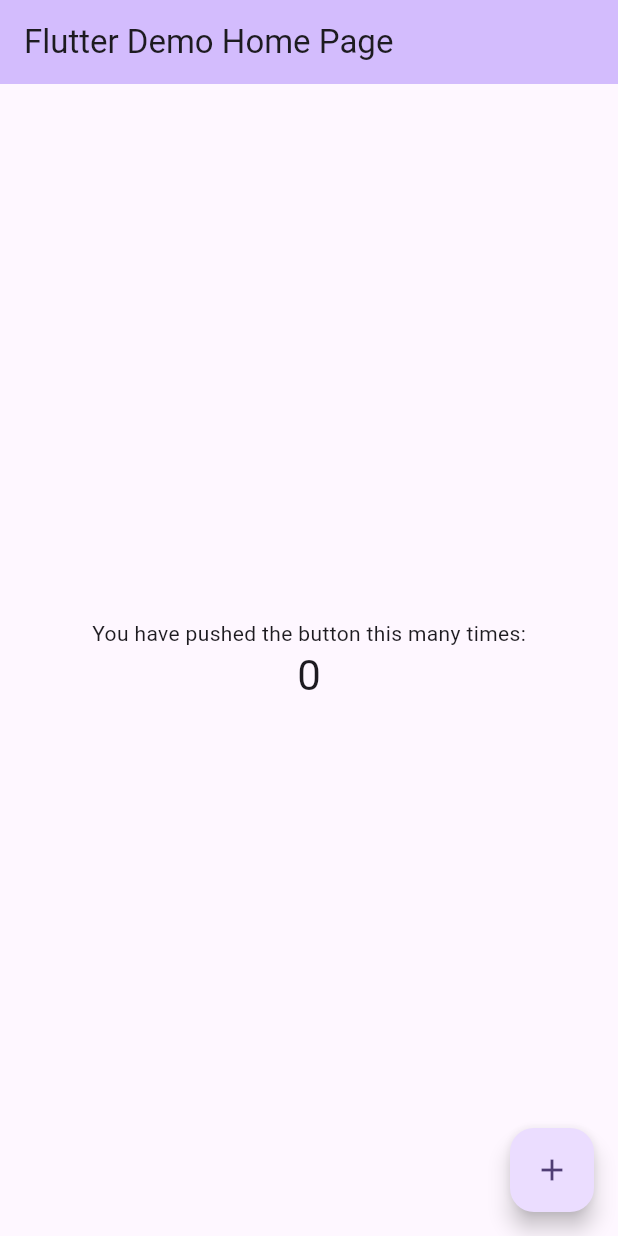
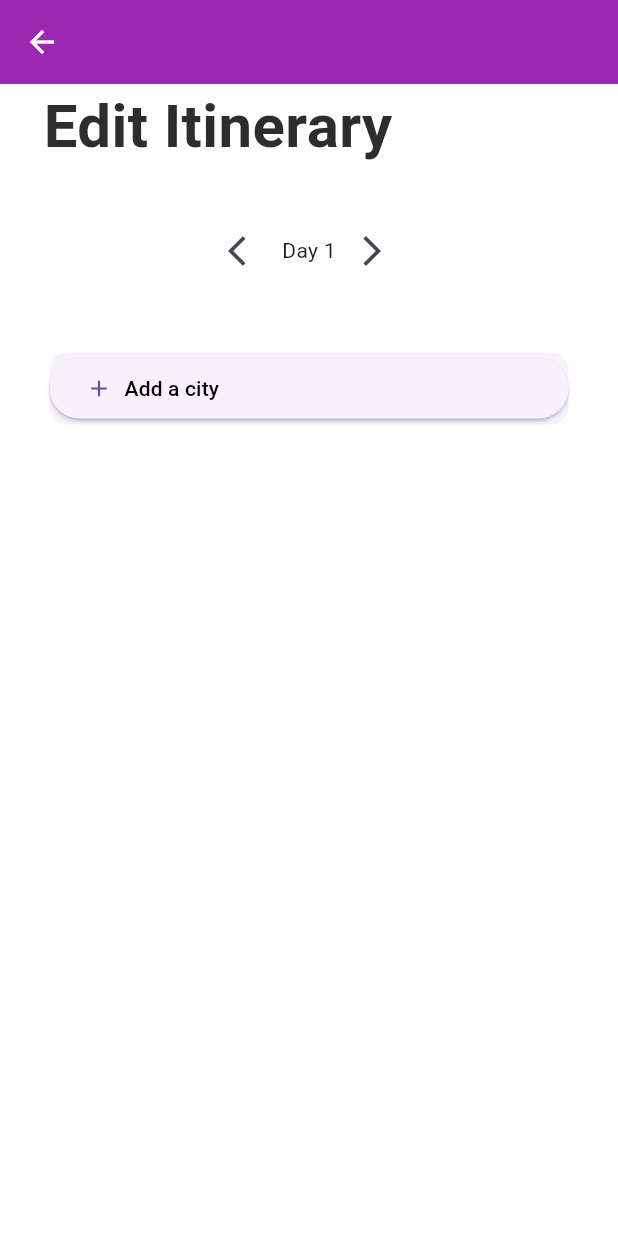
Before and after one commit to Faarab/FlutterGroupApp, a Flutter app: the screen it shows after launch, on a phone screen of 412 x 824 dp. Run offline on Flutter 3.47's test engine with Material 3 defaults, Android fonts, the light colour scheme and no system bars.

Commit message:
aggiunta prima parte interazione utente

```diff
--- a/lib/main.dart
+++ b/lib/main.dart
@@ -1,125 +1,66 @@
 import 'package:flutter/material.dart';
+import 'package:triptaptoe_app/models/TripDTO.dart';
+import 'dart:convert';
+
+import 'screens/edit_itinerary_screen.dart';
+
+final Map<String, dynamic> jsonData = jsonDecode(tripJson);
+final TripDTO trip = TripDTO.fromJson(jsonData);
+
+
 
 void main() {
-  runApp(const MyApp());
+  runApp(MaterialApp(
+
+      debugShowCheckedModeBanner: false,
+      home: SafeArea(
+        child: EditItineraryScreen()
+        )
+      ));
 }
 
-class MyApp extends StatelessWidget {
-  const MyApp({super.key});
 
-  // This widget is the root of your application.
-  @override
-  Widget build(BuildContext context) {
-    return MaterialApp(
-      title: 'Flutter Demo',
-      theme: ThemeData(
-        // This is the theme of your application.
-        //
-        // TRY THIS: Try running your application with "flutter run". You'll see
-        // the application has a purple toolbar. Then, without quitting the app,
-        // try changing the seedColor in the colorScheme below to Colors.green
-        // and then invoke "hot reload" (save your changes or press the "hot
-        // reload" button in a Flutter-supported IDE, or press "r" if you used
-        // the command line to start the app).
-        //
-        // Notice that the counter didn't reset back to zero; the application
-        // state is not lost during the reload. To reset the state, use hot
-        // restart instead.
-        //
-        // This works for code too, not just values: Most code changes can be
-        // tested with just a hot reload.
-        colorScheme: ColorScheme.fromSeed(seedColor: Colors.deepPurple),
-        useMaterial3: true,
-      ),
-      home: const MyHomePage(title: 'Flutter Demo Home Page'),
-    );
-  }
-}
-
-class MyHomePage extends StatefulWidget {
-  const MyHomePage({super.key, required this.title});
-
-  // This widget is the home page of your application. It is stateful, meaning
-  // that it has a State object (defined below) that contains fields that affect
-  // how it looks.
-
-  // This class is the configuration for the state. It holds the values (in this
-  // case the title) provided by the parent (in this case the App widget) and
-  // used by the build method of the State. Fields in a Widget subclass are
-  // always marked "final".
-
-  final String title;
-
-  @override
-  State<MyHomePage> createState() => _MyHomePageState();
-}
-
-class _MyHomePageState extends State<MyHomePage> {
-  int _counter = 0;
-
-  void _incrementCounter() {
-    setState(() {
-      // This call to setState tells the Flutter framework that something has
-      // changed in this State, which causes it to rerun the build method below
-      // so that the display can reflect the updated values. If we changed
-      // _counter without calling setState(), then the build method would not be
-      // called again, and so nothing would appear to happen.
-      _counter++;
-    });
-  }
-
-  @override
-  Widget build(BuildContext context) {
-    // This method is rerun every time setState is called, for instance as done
-    // by the _incrementCounter method above.
-    //
-    // The Flutter framework has been optimized to make rerunning build methods
-    // fast, so that you can just rebuild anything that needs updating rather
-    // than having to individually change instances of widgets.
-    return Scaffold(
-      appBar: AppBar(
-        // TRY THIS: Try changing the color here to a specific color (to
-        // Colors.amber, perhaps?) and trigger a hot reload to see the AppBar
-        // change color while the other colors stay the same.
-        backgroundColor: Theme.of(context).colorScheme.inversePrimary,
-        // Here we take the value from the MyHomePage object that was created by
-        // the App.build method, and use it to set our appbar title.
-        title: Text(widget.title),
-      ),
-      body: Center(
-        // Center is a layout widget. It takes a single child and positions it
-        // in the middle of the parent.
-        child: Column(
-          // Column is also a layout widget. It takes a list of children and
-          // arranges them vertically. By default, it sizes itself to fit its
-          // children horizontally, and tries to be as tall as its parent.
-          //
-          // Column has various properties to control how it sizes itself and
-          // how it positions its children. Here we use mainAxisAlignment to
-          // center the children vertically; the main axis here is the vertical
-          // axis because Columns are vertical (the cross axis would be
-          // horizontal).
-          //
-          // TRY THIS: Invoke "debug painting" (choose the "Toggle Debug Paint"
-          // action in the IDE, or press "p" in the console), to see the
-          // wireframe for each widget.
-          mainAxisAlignment: MainAxisAlignment.center,
-          children: <Widget>[
-            const Text(
-              'You have pushed the button this many times:',
-            ),
-            Text(
-              '$_counter',
-              style: Theme.of(context).textTheme.headlineMedium,
-            ),
-          ],
-        ),
-      ),
-      floatingActionButton: FloatingActionButton(
-        onPressed: _incrementCounter,
-        tooltip: 'Increment',
-        child: const Icon(Icons.add),
-      ), // This trailing comma makes auto-formatting nicer for build methods.
-    );
-  }
-}
+    const String tripJson = """{
+  "id": "123456",
+  "name": "Sample Trip",
+  "startDate": "2024-03-25T00:00:00.000Z",
+  "endDate": "2024-04-02T00:00:00.000Z",
+  "cityOfDeparture": "City A",
+  "cityOfArrival": "City B",
+  "days": [
+    {
+      "date": "2024-03-25T00:00:00.000Z",
+      "activities": [
+        {
+          "name": "Activity 1",
+          "startTime": "2024-03-25T08:00:00.000Z",
+          "openingTime": "2024-03-25T07:00:00.000Z",
+          "closingTime": "2024-03-25T17:00:00.000Z",
+          "location": "Location 1",
+          "price": 10.5
+        },
+        {
+          "name": "Activity 2",
+          "startTime": "2024-03-25T10:00:00.000Z",
+          "openingTime": "2024-03-25T09:00:00.000Z",
+          "closingTime": "2024-03-25T18:00:00.000Z",
+          "location": "Location 2",
+          "price": 15.75
+        }
+      ]
+    },
+    {
+      "date": "2024-03-26T00:00:00.000Z",
+      "activities": [
+        {
+          "name": "Activity 3",
+          "startTime": "2024-03-26T09:00:00.000Z",
+          "openingTime": "2024-03-26T08:00:00.000Z",
+          "closingTime": "2024-03-26T16:00:00.000Z",
+          "location": "Location 3",
+          "price": 20.0
+        }
+      ]
+    }
+  ]
+}""";
--- /dev/null
+++ b/lib/screens/edit_itinerary_screen.dart
@@ -0,0 +1,24 @@
+import 'package:flutter/material.dart';
+import 'package:triptaptoe_app/models/TripDTO.dart';
+import 'package:triptaptoe_app/widgets/my_app_bar.dart';
+
+import '../widgets/my_body.dart';
+
+class EditItineraryScreen extends StatelessWidget {
+  EditItineraryScreen({super.key});
+
+  final List<TripDTO> trips = [];
+
+
+  @override
+  Widget build(BuildContext context) {
+    return
+        Scaffold(
+          backgroundColor: Colors.white,
+          appBar: MyAppBar(
+            goBack: Scaffold(body: Text("Create a new trip"),),
+          ),
+         body: MyBody(),
+        );
+  }
+}
--- /dev/null
+++ b/lib/widgets/my_app_bar.dart
@@ -0,0 +1,33 @@
+import 'package:flutter/material.dart';
+
+
+class MyAppBar extends StatefulWidget implements PreferredSizeWidget {
+  const MyAppBar({
+    super.key,
+    required this.goBack
+  });
+  final Widget goBack;
+
+  @override
+  Size get preferredSize => const Size.fromHeight(kToolbarHeight);
+
+  @override
+  State<MyAppBar> createState() => _MyAppBar();
+}
+
+class _MyAppBar extends State<MyAppBar> {
+  @override
+  Widget build(BuildContext context) {
+    return AppBar(
+
+      leading: IconButton(
+        icon: Icon(Icons.arrow_back, color: Colors.white,),
+        onPressed: () {
+          Navigator.push(context, MaterialPageRoute(
+            builder: (context) => widget.goBack));
+        },
+      ),
+      backgroundColor: Colors.purple,
+    );
+  }
+}
--- /dev/null
+++ b/lib/widgets/my_body.dart
@@ -0,0 +1,141 @@
+import 'package:flutter/material.dart';
+
+class MyBody extends StatefulWidget {
+  const MyBody({Key? key}) : super(key: key);
+
+  @override
+  _MyBodyState createState() => _MyBodyState();
+}
+
+class _MyBodyState extends State<MyBody> {
+  //per controllare il testo inserito dall'utente
+  TextEditingController _cityController = TextEditingController();
+
+  List<String> _addedCities = [];
+  bool _isAddingCity = false;
+
+  @override
+  void dispose() {
+    _cityController.dispose();
+    super.dispose();
+  }
+
+  @override
+  Widget build(BuildContext context) {
+    return Padding(
+      padding: const EdgeInsets.only(left: 29, right: 29),
+      child: Column(
+        crossAxisAlignment: CrossAxisAlignment.start,
+        children: [
+          const Text(
+            "Edit Itinerary",
+            style: TextStyle(
+              color: Color.fromRGBO(45, 45, 45, 1),
+              fontSize: 40,
+              fontWeight: FontWeight.bold,
+            ),
+          ),
+          const SizedBox(height: 30),
+          _buildDayNavigation(),
+          const SizedBox(height: 30),
+
+
+          if (_isAddingCity || _addedCities.isNotEmpty)
+            _buildAddedCities(),
+          const SizedBox(height: 10),
+          _buildCityCard(),
+        ],
+      ),
+    );
+  }
+
+  Widget _buildDayNavigation() {
+    return Row(
+      mainAxisAlignment: MainAxisAlignment.center,
+      children: [
+        IconButton(
+          onPressed: () {},
+          icon: Icon(Icons.arrow_back_ios),
+        ),
+        const Text("Day 1"),
+        IconButton(
+          onPressed: () {},
+          icon: Icon(Icons.arrow_forward_ios),
+        ),
+      ],
+    );
+  }
+
+  Widget _buildAddedCities() {
+    return ListView.builder(
+      //shrinkWrap -> la lista occupa solo lo spazio necessario a seconda deglki elementi
+      shrinkWrap: true,
+      itemCount: _addedCities.length,
+      itemBuilder: (BuildContext context, int index) {
+        return Row(
+          children: [
+            Icon(Icons.radio_button_unchecked,),
+            const SizedBox(width:30),
+            Text(_addedCities[index], style: TextStyle(fontWeight: FontWeight.bold, fontSize: 24),),
+
+          ],
+        );
+      },
+    );
+  }
+
+  Widget _buildCityCard() {
+    return Card(
+      elevation: 0,
+      child: Column(
+        children: [
+          if (!_isAddingCity)
+            ElevatedButton(
+              onPressed: () {
+                setState(() {
+                  _isAddingCity = true;
+                });
+              },
+              child: Row(
+                mainAxisAlignment: MainAxisAlignment.start,
+                children: [
+                  Icon(Icons.add),
+                  const SizedBox(width: 8),
+                  const Text("Add a city",
+                      style: TextStyle(color: Colors.black)),
+                ],
+              ),
+            ),
+          if (_isAddingCity)
+            Row(
+              children: [
+                Expanded(
+                  child: TextField(
+                    controller: _cityController,
+                    decoration: InputDecoration(
+                      hintText: 'Enter a city',
+                    ),
+                    onSubmitted: (value) {
+                      setState(() {
+                        _addedCities.add(value);
+                        _cityController.clear();
+                        _isAddingCity = false;
+                      });
+                    },
+                  ),
+                ),
+                IconButton(
+                  onPressed: () {
+                    setState(() {
+                      _isAddingCity = false;
+                    });
+                  },
+                  icon: Icon(Icons.close),
+                ),
+              ],
+            ),
+        ],
+      ),
+    );
+  }
+}
```
Also changed, not shown: lib/models/CityDTO.dart (+15 -16 lines).
